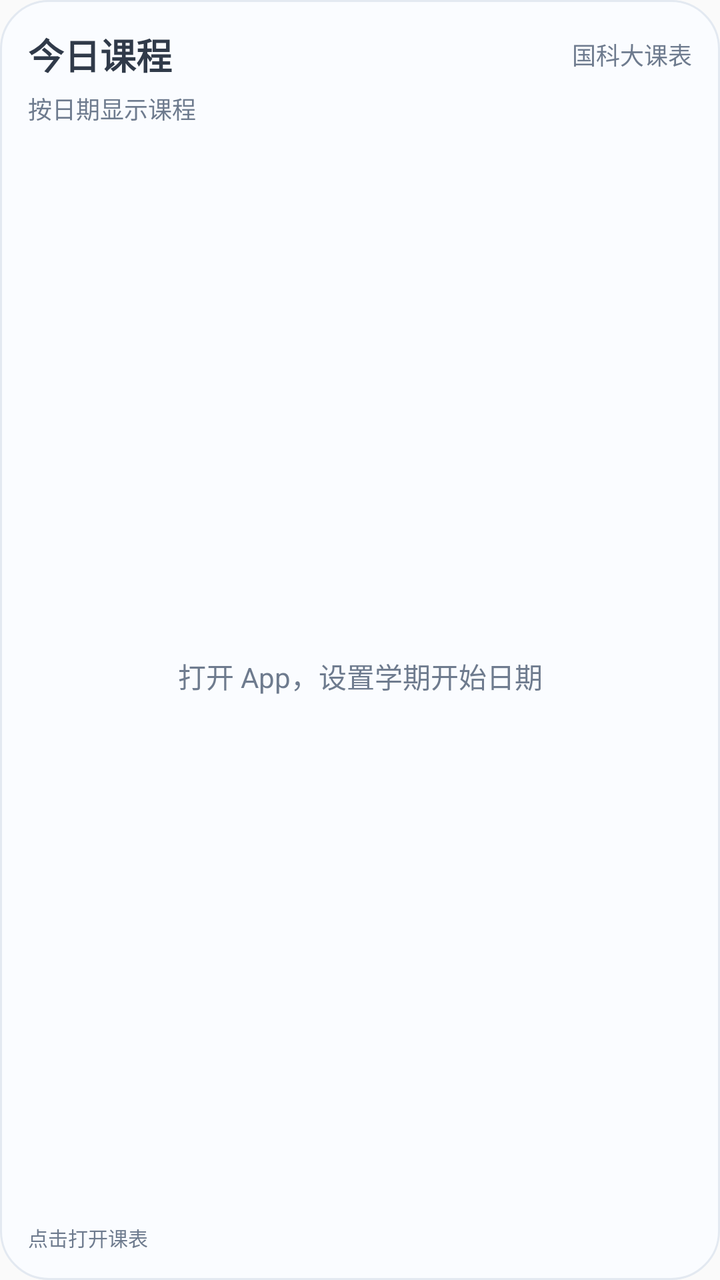
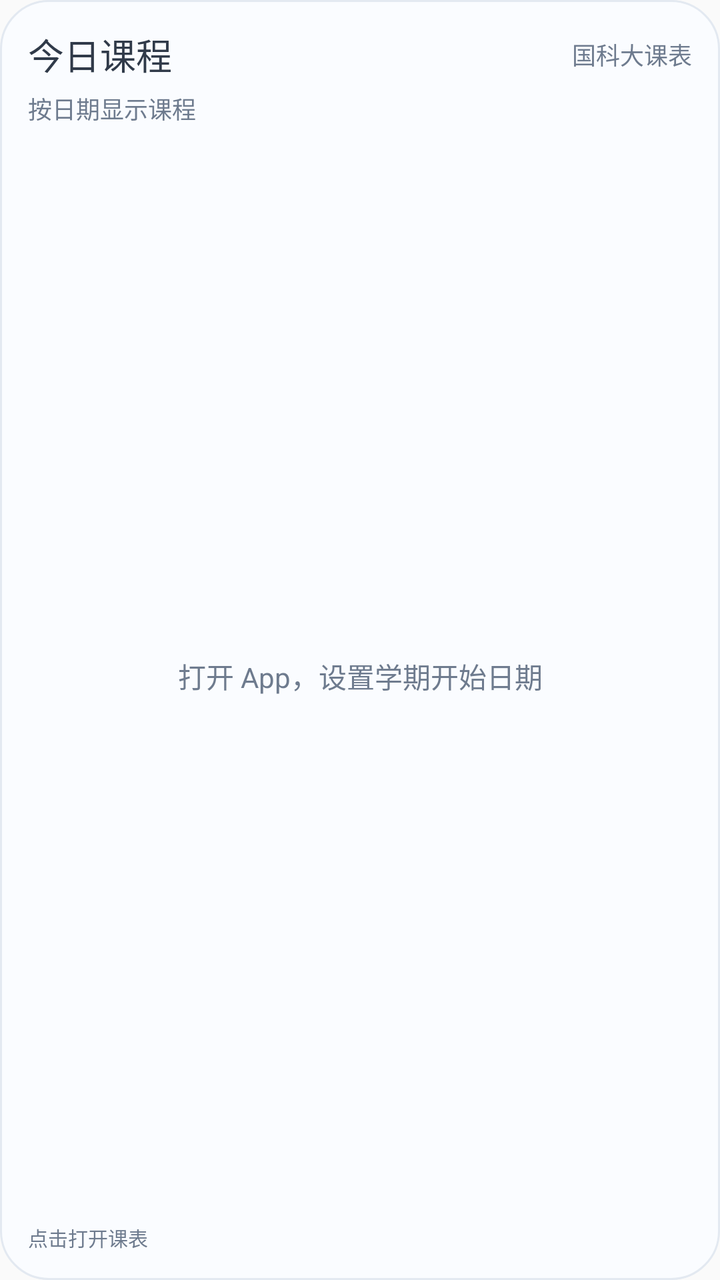

Two renders of the same Android screen: before a commit and after it. Below are the layout's source before the change and the commit's diff.
<!-- AndroidManifest.xml: application theme AppTheme -->
<!-- res/layout/widget_today.xml -->
<LinearLayout xmlns:android="http://schemas.android.com/apk/res/android" android:id="@android:id/background" android:layout_width="match_parent" android:layout_height="match_parent" android:background="@drawable/widget_background" android:padding="14dp" android:orientation="vertical"><LinearLayout android:id="@+id/widget_header" android:layout_width="match_parent" android:layout_height="wrap_content" android:orientation="vertical" android:paddingBottom="10dp">
    <LinearLayout android:layout_width="match_parent" android:layout_height="wrap_content" android:gravity="center_vertical">
        <TextView android:id="@+id/widget_title" android:layout_width="0dp" android:layout_weight="1" android:layout_height="wrap_content" android:text="@string/widget_today_name" android:textColor="@color/widget_text" android:textSize="18sp" android:textStyle="bold" android:maxLines="1"/>
        <TextView android:id="@+id/widget_plan" android:layout_width="wrap_content" android:layout_height="wrap_content" android:maxWidth="110dp" android:text="国科大课表" android:textColor="@color/widget_secondary" android:textSize="12sp" android:maxLines="1" android:ellipsize="end" android:paddingStart="12dp"/>
    </LinearLayout>
    <TextView android:id="@+id/widget_subtitle" android:layout_width="match_parent" android:layout_height="wrap_content" android:layout_marginTop="5dp" android:text="按日期显示课程" android:textColor="@color/widget_secondary" android:textSize="12sp" android:maxLines="1" android:ellipsize="end"/>
</LinearLayout><FrameLayout android:layout_width="match_parent" android:layout_height="0dp" android:layout_weight="1">
    <ListView android:id="@+id/widget_list" android:layout_width="match_parent" android:layout_height="match_parent" android:divider="@android:color/transparent" android:dividerHeight="7dp" android:scrollbars="none"/>
    <TextView android:id="@+id/widget_empty" android:layout_width="match_parent" android:layout_height="match_parent" android:gravity="center" android:padding="16dp" android:text="@string/widget_setup" android:textColor="@color/widget_secondary" android:textSize="14sp"/>
</FrameLayout><TextView android:id="@+id/widget_footer" android:layout_width="match_parent" android:layout_height="wrap_content" android:paddingTop="8dp" android:text="点击打开课表" android:textColor="@color/widget_secondary" android:textSize="10sp" android:maxLines="1" android:ellipsize="end"/></LinearLayout>
<!-- resources referenced by this layout -->
<resources>
  <color name="widget_secondary">#6E7B8E</color>
  <color name="widget_text">#303A49</color>
  <!-- drawable widget_background (drawable) -->
  <shape xmlns:android="http://schemas.android.com/apk/res/android"><solid android:color="@color/widget_surface"/><corners android:radius="24dp"/><stroke android:width="1dp" android:color="@color/widget_line"/></shape>
  <string name="widget_setup">打开 App，设置学期开始日期</string>
  <string name="widget_today_name">今日课程</string>
  <style name="AppTheme" parent="Theme.AppCompat.Light.DarkActionBar">
          
          <item name="colorPrimary">@color/colorPrimary</item>
          <item name="colorPrimaryDark">@color/colorPrimaryDark</item>
          <item name="colorAccent">@color/colorAccent</item>
      </style>
  <color name="widget_surface">#FAFCFF</color>
  <color name="widget_line">#E3E9F1</color>
</resources>

<!-- the commit's change to res/layout/widget_today.xml (unified diff, before → after) -->
@@ -1,10 +1,10 @@
 <LinearLayout xmlns:android="http://schemas.android.com/apk/res/android" android:id="@android:id/background" android:layout_width="match_parent" android:layout_height="match_parent" android:background="@drawable/widget_background" android:padding="14dp" android:orientation="vertical"><LinearLayout android:id="@+id/widget_header" android:layout_width="match_parent" android:layout_height="wrap_content" android:orientation="vertical" android:paddingBottom="10dp">
     <LinearLayout android:layout_width="match_parent" android:layout_height="wrap_content" android:gravity="center_vertical">
-        <TextView android:id="@+id/widget_title" android:layout_width="0dp" android:layout_weight="1" android:layout_height="wrap_content" android:text="@string/widget_today_name" android:textColor="@color/widget_text" android:textSize="18sp" android:textStyle="bold" android:maxLines="1"/>
-        <TextView android:id="@+id/widget_plan" android:layout_width="wrap_content" android:layout_height="wrap_content" android:maxWidth="110dp" android:text="国科大课表" android:textColor="@color/widget_secondary" android:textSize="12sp" android:maxLines="1" android:ellipsize="end" android:paddingStart="12dp"/>
+        <TextView android:fontFamily="sans-serif" android:textStyle="normal" android:id="@+id/widget_title" android:layout_width="0dp" android:layout_weight="1" android:layout_height="wrap_content" android:text="@string/widget_today_name" android:textColor="@color/widget_text" android:textSize="18sp" android:maxLines="1"/>
+        <TextView android:fontFamily="sans-serif" android:textStyle="normal" android:id="@+id/widget_plan" android:layout_width="wrap_content" android:layout_height="wrap_content" android:maxWidth="110dp" android:text="国科大课表" android:textColor="@color/widget_secondary" android:textSize="12sp" android:maxLines="1" android:ellipsize="end" android:paddingStart="12dp"/>
     </LinearLayout>
-    <TextView android:id="@+id/widget_subtitle" android:layout_width="match_parent" android:layout_height="wrap_content" android:layout_marginTop="5dp" android:text="按日期显示课程" android:textColor="@color/widget_secondary" android:textSize="12sp" android:maxLines="1" android:ellipsize="end"/>
+    <TextView android:fontFamily="sans-serif" android:textStyle="normal" android:id="@+id/widget_subtitle" android:layout_width="match_parent" android:layout_height="wrap_content" android:layout_marginTop="5dp" android:text="按日期显示课程" android:textColor="@color/widget_secondary" android:textSize="12sp" android:maxLines="1" android:ellipsize="end"/>
 </LinearLayout><FrameLayout android:layout_width="match_parent" android:layout_height="0dp" android:layout_weight="1">
     <ListView android:id="@+id/widget_list" android:layout_width="match_parent" android:layout_height="match_parent" android:divider="@android:color/transparent" android:dividerHeight="7dp" android:scrollbars="none"/>
-    <TextView android:id="@+id/widget_empty" android:layout_width="match_parent" android:layout_height="match_parent" android:gravity="center" android:padding="16dp" android:text="@string/widget_setup" android:textColor="@color/widget_secondary" android:textSize="14sp"/>
-</FrameLayout><TextView android:id="@+id/widget_footer" android:layout_width="match_parent" android:layout_height="wrap_content" android:paddingTop="8dp" android:text="点击打开课表" android:textColor="@color/widget_secondary" android:textSize="10sp" android:maxLines="1" android:ellipsize="end"/></LinearLayout>
+    <TextView android:fontFamily="sans-serif" android:textStyle="normal" android:id="@+id/widget_empty" android:layout_width="match_parent" android:layout_height="match_parent" android:gravity="center" android:padding="16dp" android:text="@string/widget_setup" android:textColor="@color/widget_secondary" android:textSize="14sp"/>
+</FrameLayout><TextView android:fontFamily="sans-serif" android:textStyle="normal" android:id="@+id/widget_footer" android:layout_width="match_parent" android:layout_height="wrap_content" android:paddingTop="8dp" android:text="点击打开课表" android:textColor="@color/widget_secondary" android:textSize="10sp" android:maxLines="1" android:ellipsize="end"/></LinearLayout>
